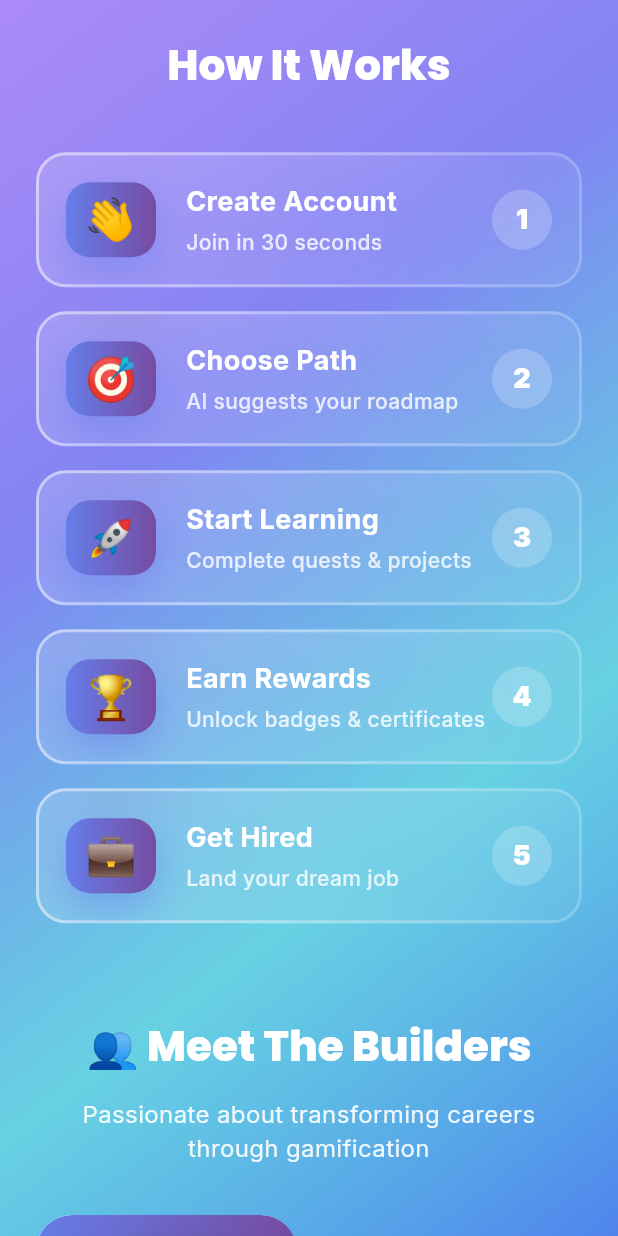
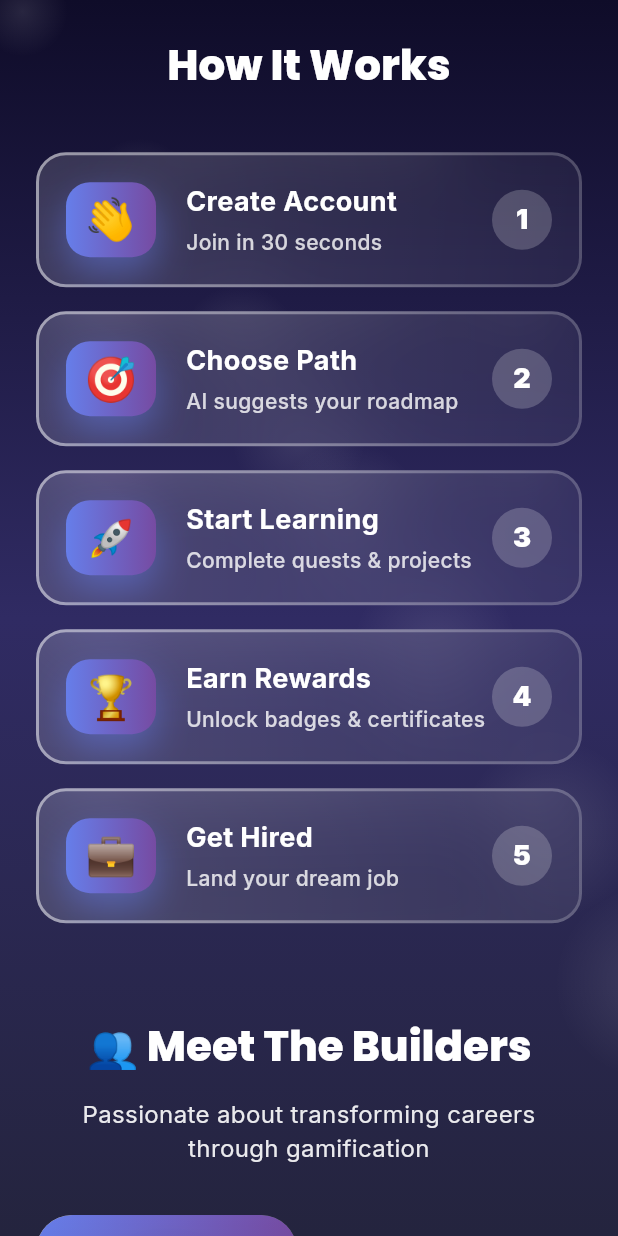
Before and after one commit to pranavraok/Mentora-App, a Flutter app: the screen it shows after launch, scrolled down 2304 dp, on a phone screen of 412 x 824 dp. Run offline on Flutter 3.47's test engine with Material 3 defaults, Android fonts, the phone set to English and light mode, and no system bars; drawn by our look-alikes of flutter_animate, glassmorphism; our stand-ins replace cloud_firestore, confetti, flutter_riverpod, google_fonts, rive, shared_preferences; accounts and stored records are empty.

Commit message:
Landing Page redesign

```diff
--- a/lib/pages/landing_page.dart
+++ b/lib/pages/landing_page.dart
@@ -56,13 +56,49 @@ class _LandingPageState extends State<LandingPage> with TickerProviderStateMixin
     return Scaffold(
       body: Stack(
         children: [
-          // Animated gradient background with depth
-          AnimatedGradientBackground(rotationController: _rotationController),
-
-          // Floating particles
-          FloatingParticles(scrollOffset: _scrollOffset),
-
-          // ✅ ANIMATED ROCKET WITH SCROLL - NEW!
+          // ✅ UPDATED BACKGROUND - SAME AS PROFILE/PROJECTS
+          Container(
+            decoration: const BoxDecoration(
+              gradient: LinearGradient(
+                begin: Alignment.topCenter,
+                end: Alignment.bottomCenter,
+                colors: [
+                  Color(0xFF0F0C29),
+                  Color(0xFF302b63),
+                  Color(0xFF24243e),
+                ],
+              ),
+            ),
+          ),
+
+          // Floating particles (SAME AS PROFILE)
+          ...List.generate(8, (index) {
+            return AnimatedBuilder(
+              animation: _floatingController,
+              builder: (context, child) {
+                final offset = math.sin((_floatingController.value + index * 0.2) * 2 * math.pi);
+                return Positioned(
+                  left: (index * 50.0) + offset * 20,
+                  top: (index * 80.0) + offset * 30,
+                  child: Container(
+                    width: 60 + (index * 10.0),
+                    height: 60 + (index * 10.0),
+                    decoration: BoxDecoration(
+                      shape: BoxShape.circle,
+                      gradient: RadialGradient(
+                        colors: [
+                          Colors.white.withOpacity(0.1),
+                          Colors.white.withOpacity(0.0),
+                        ],
+                      ),
+                    ),
+                  ),
+                );
+              },
+            );
+          }),
+
+          // ✅ ANIMATED ROCKET WITH SCROLL
           AnimatedRocket(
             floatingController: _floatingController,
             scrollOffset: _scrollOffset,
@@ -160,7 +196,7 @@ class _LandingPageState extends State<LandingPage> with TickerProviderStateMixin
   }
 }
 
-// ============= ANIMATED ROCKET WITH SCROLL - NEW! =============
+// ============= ANIMATED ROCKET WITH SCROLL =============
 class AnimatedRocket extends StatelessWidget {
   final AnimationController floatingController;
   final double scrollOffset;
@@ -177,14 +213,13 @@ class AnimatedRocket extends StatelessWidget {
     final screenWidth = MediaQuery.of(context).size.width;
 
     // Calculate rocket position based on scroll
-    // Moves from right side down and to the left as user scrolls
     final double rightPosition = math.max(-50, 20 - (scrollOffset * 0.15));
     final double topPosition = math.max(
-        -200,
-        80 + (scrollOffset * 0.3) // Moves down slower than scroll
+      -200,
+      80 + (scrollOffset * 0.3),
     );
 
-    // Calculate rotation based on scroll (slight tilt)
+    // Calculate rotation based on scroll
     final double rotation = math.min(0.3, scrollOffset * 0.0005);
 
     // Calculate opacity - fades out after scrolling past hero section
@@ -210,8 +245,8 @@ class AnimatedRocket extends StatelessWidget {
             );
           },
           child: Container(
-            width: 180, // ✅ Smaller size (was 400)
-            height: 180, // ✅ Smaller size (was 400)
+            width: 180,
+            height: 180,
             decoration: BoxDecoration(
               shape: BoxShape.circle,
               gradient: RadialGradient(
@@ -221,10 +256,10 @@ class AnimatedRocket extends StatelessWidget {
                 ],
               ),
             ),
-            child: Center(
+            child: const Center(
               child: Text(
                 '🚀',
-                style: TextStyle(fontSize: 100), // ✅ Smaller emoji (was 200)
+                style: TextStyle(fontSize: 100),
               ),
             ),
           ).animate().fadeIn(duration: 800.ms).scale(delay: 200.ms),
@@ -232,79 +267,6 @@ class AnimatedRocket extends StatelessWidget {
       ),
     );
   }
-}
-
-// ============= ANIMATED GRADIENT BACKGROUND =============
-class AnimatedGradientBackground extends StatelessWidget {
-  final AnimationController rotationController;
-
-  const AnimatedGradientBackground({super.key, required this.rotationController});
-
-  @override
-  Widget build(BuildContext context) {
-    return AnimatedBuilder(
-      animation: rotationController,
-      builder: (context, child) {
-        return Container(
-          decoration: BoxDecoration(
-            gradient: LinearGradient(
-              begin: Alignment.topLeft,
-              end: Alignment.bottomRight,
-              colors: [
-                AppColors.gradientBlue.withOpacity(0.8),
-                AppColors.gradientCyan.withOpacity(0.6),
-                const Color(0xFF6366F1).withOpacity(0.8),
-                const Color(0xFF8B5CF6).withOpacity(0.7),
-              ],
-              transform: GradientRotation(rotationController.value * 2 * math.pi),
-            ),
-          ),
-        );
-      },
-    );
-  }
-}
-
-// ============= FLOATING PARTICLES =============
-class FloatingParticles extends StatelessWidget {
-  final double scrollOffset;
-
-  const FloatingParticles({super.key, required this.scrollOffset});
-
-  @override
-  Widget build(BuildContext context) {
-    return Positioned.fill(
-      child: CustomPaint(
-        painter: ParticlePainter(scrollOffset),
-      ),
-    );
-  }
-}
-
-class ParticlePainter extends CustomPainter {
-  final double scrollOffset;
-
-  ParticlePainter(this.scrollOffset);
-
-  @override
-  void paint(Canvas canvas, Size size) {
-    final paint = Paint()
-      ..color = Colors.white.withOpacity(0.3)
-      ..style = PaintingStyle.fill;
-
-    for (int i = 0; i < 50; i++) {
-      final x = (size.width * (i % 10) / 10) + math.sin(scrollOffset * 0.01 + i) * 20;
-      final y = (size.height * (i / 10).floor() / 5) + scrollOffset * 0.5;
-      final radius = 2.0 + (i % 3);
-
-      if (y < size.height + 50) {
-        canvas.drawCircle(Offset(x, y % size.height), radius, paint);
-      }
-    }
-  }
-
-  @override
-  bool shouldRepaint(covariant CustomPainter oldDelegate) => true;
 }
 
 // ============= HERO SECTION WITH 3D CHARACTER =============
@@ -385,9 +347,7 @@ class HeroSection3D extends StatelessWidget {
                 ),
               ],
             ),
-          ).animate()
-              .fadeIn(delay: 100.ms, duration: 800.ms)
-              .slideY(begin: 0.3, end: 0),
+          ).animate().fadeIn(delay: 100.ms, duration: 800.ms).slideY(begin: 0.3, end: 0),
 
           const SizedBox(height: 24),
 
@@ -402,9 +362,7 @@ class HeroSection3D extends StatelessWidget {
                 height: 1.6,
               ),
             ),
-          ).animate()
-              .fadeIn(delay: 300.ms, duration: 800.ms)
-              .slideY(begin: 0.2, end: 0),
+          ).animate().fadeIn(delay: 300.ms, duration: 800.ms).slideY(begin: 0.2, end: 0),
 
           const SizedBox(height: 40),
 
@@ -458,7 +416,8 @@ class HeroSection3D extends StatelessWidget {
                       ),
                     ),
                   ),
-                ).animate()
+                )
+                    .animate()
                     .fadeIn(delay: 500.ms)
                     .slideY(begin: 0.2, end: 0)
                     .shimmer(delay: 500.ms, duration: 1200.ms),
@@ -497,9 +456,7 @@ class HeroSection3D extends StatelessWidget {
                     ),
                   ),
                 ),
-              ).animate()
-                  .fadeIn(delay: 600.ms)
-                  .scale(delay: 600.ms),
+              ).animate().fadeIn(delay: 600.ms).scale(delay: 600.ms),
             ],
           ),
 
@@ -565,7 +522,6 @@ class HeroSection3D extends StatelessWidget {
     );
   }
 }
-
 
 // ============= BENTO GRID FEATURES =============
 class BentoFeaturesSection extends StatelessWidget {
@@ -821,7 +777,6 @@ class RoadmapPreviewSection extends StatelessWidget {
             ),
           ),
           const SizedBox(height: 32),
-
           GlassmorphicContainer(
             width: double.infinity,
             height: 300,
@@ -886,7 +841,6 @@ class GamificationStatsSection extends StatelessWidget {
             ),
           ),
           const SizedBox(height: 32),
-
           Row(
             children: [
               Expanded(
@@ -1011,7 +965,6 @@ class HowItWorks3DSection extends StatelessWidget {
             ),
           ),
           const SizedBox(height: 40),
-
           ...List.generate(steps.length, (i) {
             return Padding(
               padding: const EdgeInsets.only(bottom: 16),
@@ -1108,7 +1061,8 @@ class HowItWorks3DSection extends StatelessWidget {
                     ],
                   ),
                 ),
-              ).animate()
+              )
+                  .animate()
                   .fadeIn(delay: Duration(milliseconds: i * 100))
                   .slideX(begin: 0.3, end: 0),
             );
@@ -1119,7 +1073,7 @@ class HowItWorks3DSection extends StatelessWidget {
   }
 }
 
-// ============= TEAM SECTION - NEW! =============
+// ============= TEAM SECTION =============
 class TeamSection extends StatelessWidget {
   final AnimationController floatingController;
 
@@ -1131,13 +1085,13 @@ class TeamSection extends StatelessWidget {
       {
         'name': 'Pranav Rao K',
         'role': 'Frontend Developer',
-        'emoji': '👨‍💼',
+        'emoji': '👨💼',
         'gradient': const LinearGradient(colors: [Color(0xFF667eea), Color(0xFF764ba2)]),
       },
       {
         'name': 'Tushar P',
         'role': 'Backend Developer',
-        'emoji': '👨‍💼',
+        'emoji': '👨💼',
         'gradient': const LinearGradient(colors: [Color(0xFFf093fb), Color(0xFFf5576c)]),
       },
     ];
@@ -1163,7 +1117,6 @@ class TeamSection extends StatelessWidget {
             textAlign: TextAlign.center,
           ),
           const SizedBox(height: 40),
-
           Row(
             children: team.map((member) {
               final index = team.indexOf(member);
@@ -1281,7 +1234,8 @@ class TeamSection extends StatelessWidget {
                           ),
                         ),
                       ),
-                    ).animate()
+                    )
+                        .animate()
                         .fadeIn(delay: Duration(milliseconds: 200 + (index * 200)))
                         .slideY(begin: 0.3, end: 0),
                   ),
@@ -1325,7 +1279,6 @@ class SocialProofSection extends StatelessWidget {
             ),
           ),
           const SizedBox(height: 32),
-
           SizedBox(
             height: 200,
             child: ListView(
```
